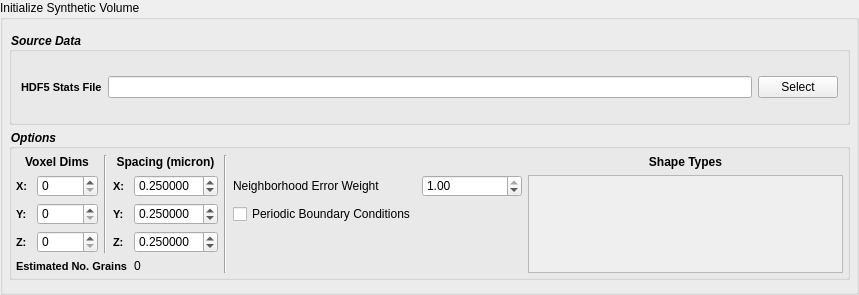
The window that Source/Plugins/PipelineBuilder/FilterWidgets/SyntheticBuilderFiltersWidgets/QInitializeSyntheticVolumeWidget.ui (BlueQuartzSoftware/DREAM3D) describes before a commit, drawn with Qt 5.
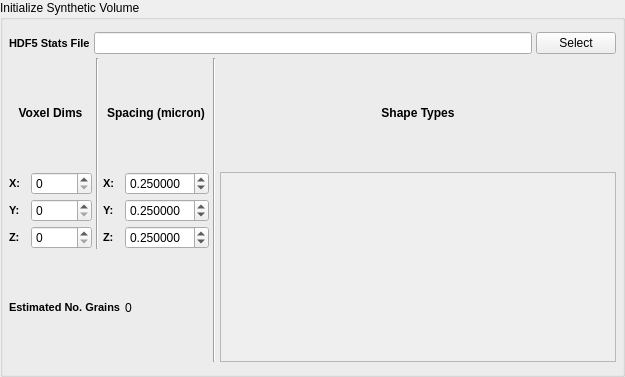
The same window after the commit. Custom widgets are drawn as their Qt base class.

Commit message: fixing bug where dragging a filter from the filter list and dropping it on the scrollable list of filter widgets would result in no new widget being added to the List of filters in the pipeline. Also now detect where in the pipeline list the filter was dropped and properly inserting the widget into the pipeline at that location

```diff
--- a/Source/Plugins/PipelineBuilder/FilterWidgets/SyntheticBuilderFiltersWidgets/QInitializeSyntheticVolumeWidget.ui
+++ b/Source/Plugins/PipelineBuilder/FilterWidgets/SyntheticBuilderFiltersWidgets/QInitializeSyntheticVolumeWidget.ui
@@ -6,8 +6,8 @@
    <rect>
     <x>0</x>
     <y>0</y>
-    <width>859</width>
-    <height>295</height>
+    <width>625</width>
+    <height>377</height>
    </rect>
   </property>
   <property name="windowTitle">
@@ -35,96 +35,7 @@
    <property name="spacing">
     <number>4</number>
    </property>
-   <item row="0" column="0">
-    <widget class="QGroupBox" name="groupBox_3">
-     <property name="minimumSize">
-      <size>
-       <width>0</width>
-       <height>0</height>
-      </size>
-     </property>
-     <property name="font">
-      <font>
-       <pointsize>-1</pointsize>
-       <weight>75</weight>
-       <italic>true</italic>
-       <bold>true</bold>
-      </font>
-     </property>
-     <property name="styleSheet">
-      <string notr="true">QGroupBox 
-{
-	font-style: italic;font-weight: bold;
-font-size: 12px;
-}</string>
-     </property>
-     <property name="title">
-      <string>Source Data</string>
-     </property>
-     <layout class="QHBoxLayout" name="horizontalLayout">
-      <item>
-       <widget class="QLabel" name="label_11">
-        <property name="styleSheet">
-         <string notr="true">QLabel {
-font-weight: bold;
-font-size: 11px;
-}</string>
-        </property>
-        <property name="text">
-         <string>HDF5 Stats File</string>
-        </property>
-       </widget>
-      </item>
-      <item>
-       <widget class="QFSDropLineEdit" name="m_InputFile"/>
-      </item>
-      <item>
-       <widget class="QPushButton" name="m_InputFileBtn">
-        <property name="text">
-         <string>Select</string>
-        </property>
-       </widget>
-      </item>
-     </layout>
-    </widget>
-   </item>
-   <item row="1" column="0">
-    <widget class="QGroupBox" name="groupBox_2">
-     <property name="font">
-      <font>
-       <pointsize>-1</pointsize>
-       <weight>75</weight>
-       <italic>true</italic>
-       <bold>true</bold>
-      </font>
-     </property>
-     <property name="styleSheet">
-      <string notr="true">QGroupBox 
-{
-	font-style: italic;font-weight: bold;
-font-size: 12px;
-}</string>
-     </property>
-     <property name="title">
-      <string>Options</string>
-     </property>
-     <layout class="QVBoxLayout" name="verticalLayout_6">
-      <property name="spacing">
-       <number>6</number>
-      </property>
-      <property name="leftMargin">
-       <number>4</number>
-      </property>
-      <property name="topMargin">
-       <number>6</number>
-      </property>
-      <property name="rightMargin">
-       <number>4</number>
-      </property>
-      <property name="bottomMargin">
-       <number>4</number>
-      </property>
-      <item>
+   <item row="1" column="1">
        <layout class="QGridLayout" name="gridLayout_7">
         <item row="1" column="0">
          <widget class="QLabel" name="label">
@@ -264,7 +175,7 @@
           </property>
          </widget>
         </item>
-        <item row="1" column="8" rowspan="4">
+     <item row="1" column="6" rowspan="4">
          <widget class="QScrollArea" name="m_ShapeTypeScrollArea">
           <property name="minimumSize">
            <size>
@@ -280,8 +191,8 @@
             <rect>
              <x>0</x>
              <y>0</y>
-             <width>248</width>
-             <height>121</height>
+          <width>348</width>
+          <height>127</height>
             </rect>
            </property>
            <layout class="QFormLayout" name="formLayout_2">
@@ -347,7 +258,7 @@
           </property>
          </widget>
         </item>
-        <item row="0" column="8">
+     <item row="0" column="6">
          <widget class="QLabel" name="label_171">
           <property name="font">
            <font>
@@ -390,39 +301,6 @@
           </property>
          </widget>
         </item>
-        <item row="1" column="7">
-         <widget class="QDoubleSpinBox" name="m_NeighborhoodErrorWeight">
-          <property name="minimumSize">
-           <size>
-            <width>100</width>
-            <height>0</height>
-           </size>
-          </property>
-          <property name="maximum">
-           <double>1.000000000000000</double>
-          </property>
-          <property name="singleStep">
-           <double>0.100000000000000</double>
-          </property>
-          <property name="value">
-           <double>1.000000000000000</double>
-          </property>
-         </widget>
-        </item>
-        <item row="1" column="6">
-         <widget class="QLabel" name="label_3">
-          <property name="text">
-           <string>Neighborhood Error Weight</string>
-          </property>
-         </widget>
-        </item>
-        <item row="2" column="6">
-         <widget class="QCheckBox" name="m_PeriodicBoundaryConditions">
-          <property name="text">
-           <string>Periodic Boundary Conditions</string>
-          </property>
-         </widget>
-        </item>
         <item row="0" column="5" rowspan="5">
          <widget class="Line" name="line">
           <property name="orientation">
@@ -442,8 +320,32 @@
         </item>
        </layout>
       </item>
-     </layout>
-    </widget>
+   <item row="0" column="1">
+    <layout class="QHBoxLayout" name="horizontalLayout_2">
+     <item>
+      <widget class="QLabel" name="label_11">
+       <property name="styleSheet">
+        <string notr="true">QLabel {
+font-weight: bold;
+font-size: 11px;
+}</string>
+       </property>
+       <property name="text">
+        <string>HDF5 Stats File</string>
+       </property>
+      </widget>
+     </item>
+     <item>
+      <widget class="QFSDropLineEdit" name="m_InputFile"/>
+     </item>
+     <item>
+      <widget class="QPushButton" name="m_InputFileBtn">
+       <property name="text">
+        <string>Select</string>
+       </property>
+      </widget>
+     </item>
+    </layout>
    </item>
   </layout>
  </widget>
```
Lines whose indentation alone changed are shown as unchanged. The commit also changes 6 other files.
